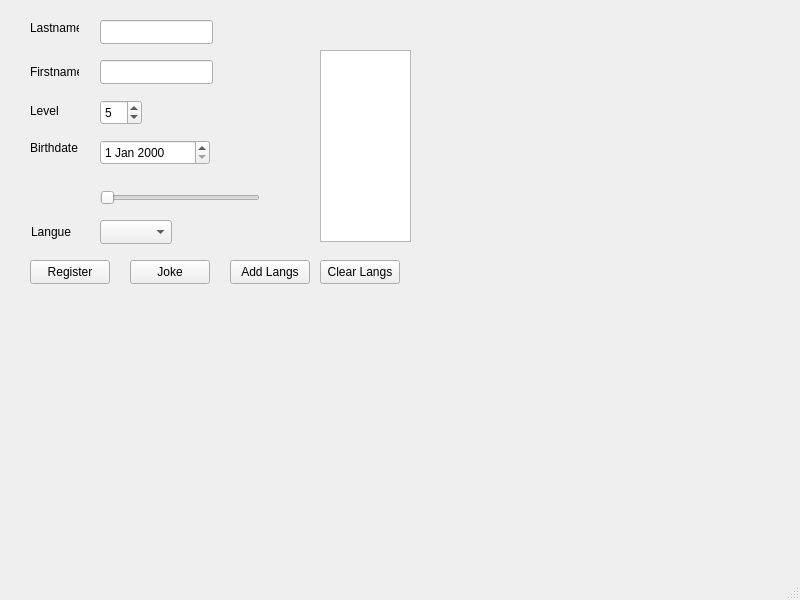
This is mainwindow.ui in matthcol/cppqt202301 as Qt 5 draws it before an edit. The edited form follows.
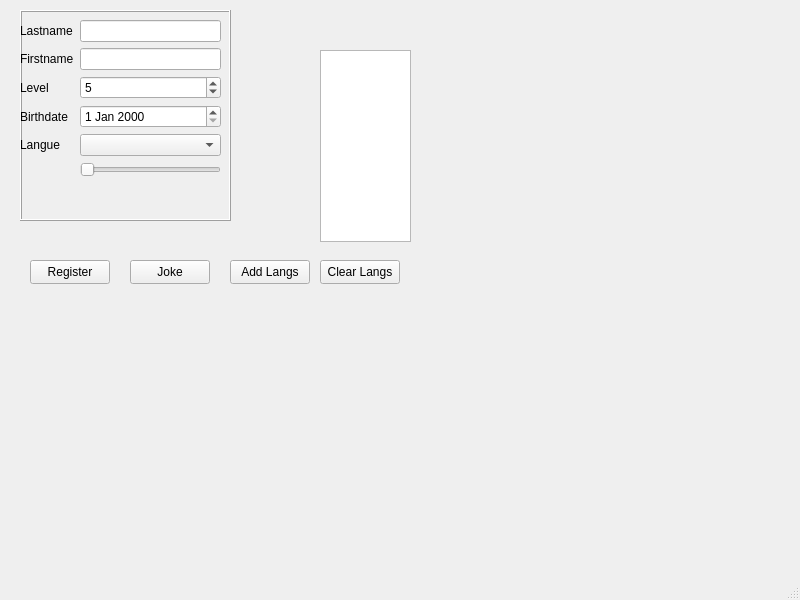
This is the edited form.

Commit message: form with layout

What changed in the file:
```diff
--- a/mainwindow.ui
+++ b/mainwindow.ui
@@ -14,29 +14,6 @@
    <string>MainWindow</string>
   </property>
   <widget class="QWidget" name="centralwidget">
-   <widget class="QLabel" name="lbl_lastname">
-    <property name="geometry">
-     <rect>
-      <x>30</x>
-      <y>20</y>
-      <width>49</width>
-      <height>16</height>
-     </rect>
-    </property>
-    <property name="text">
-     <string>Lastname</string>
-    </property>
-   </widget>
-   <widget class="QLineEdit" name="le_lastname">
-    <property name="geometry">
-     <rect>
-      <x>100</x>
-      <y>20</y>
-      <width>113</width>
-      <height>24</height>
-     </rect>
-    </property>
-   </widget>
    <widget class="QPushButton" name="btn_register">
     <property name="geometry">
      <rect>
@@ -50,117 +27,6 @@
      <string>Register</string>
     </property>
    </widget>
-   <widget class="QLineEdit" name="le_firstname">
-    <property name="geometry">
-     <rect>
-      <x>100</x>
-      <y>60</y>
-      <width>113</width>
-      <height>24</height>
-     </rect>
-    </property>
-   </widget>
-   <widget class="QLabel" name="lbl_firstname">
-    <property name="geometry">
-     <rect>
-      <x>30</x>
-      <y>62</y>
-      <width>49</width>
-      <height>20</height>
-     </rect>
-    </property>
-    <property name="text">
-     <string>Firstname</string>
-    </property>
-   </widget>
-   <widget class="QSpinBox" name="spx_level">
-    <property name="geometry">
-     <rect>
-      <x>100</x>
-      <y>100</y>
-      <width>42</width>
-      <height>25</height>
-     </rect>
-    </property>
-    <property name="maximum">
-     <number>10</number>
-    </property>
-    <property name="value">
-     <number>5</number>
-    </property>
-   </widget>
-   <widget class="QLabel" name="lbl_level">
-    <property name="geometry">
-     <rect>
-      <x>30</x>
-      <y>103</y>
-      <width>49</width>
-      <height>16</height>
-     </rect>
-    </property>
-    <property name="text">
-     <string>Level</string>
-    </property>
-   </widget>
-   <widget class="QDateEdit" name="dt_birthdate">
-    <property name="geometry">
-     <rect>
-      <x>100</x>
-      <y>140</y>
-      <width>110</width>
-      <height>25</height>
-     </rect>
-    </property>
-   </widget>
-   <widget class="QLabel" name="lbl_birthdate">
-    <property name="geometry">
-     <rect>
-      <x>30</x>
-      <y>140</y>
-      <width>49</width>
-      <height>16</height>
-     </rect>
-    </property>
-    <property name="text">
-     <string>Birthdate</string>
-    </property>
-   </widget>
-   <widget class="QSlider" name="horizontalSlider">
-    <property name="geometry">
-     <rect>
-      <x>100</x>
-      <y>190</y>
-      <width>160</width>
-      <height>16</height>
-     </rect>
-    </property>
-    <property name="orientation">
-     <enum>Qt::Horizontal</enum>
-    </property>
-   </widget>
-   <widget class="QComboBox" name="cb_lang">
-    <property name="geometry">
-     <rect>
-      <x>100</x>
-      <y>220</y>
-      <width>72</width>
-      <height>24</height>
-     </rect>
-    </property>
-   </widget>
-   <widget class="QLabel" name="lbl_lang">
-    <property name="geometry">
-     <rect>
-      <x>31</x>
-      <y>224</y>
-      <width>49</width>
-      <height>16</height>
-     </rect>
-    </property>
-    <property name="text">
-     <string>Langue</string>
-    </property>
-   </widget>
    <widget class="QPushButton" name="btn_joke">
     <property name="geometry">
      <rect>
@@ -210,6 +76,98 @@
      </rect>
     </property>
    </widget>
+   <widget class="QFrame" name="frm_formPerson">
+    <property name="geometry">
+     <rect>
+      <x>20</x>
+      <y>10</y>
+      <width>211</width>
+      <height>211</height>
+     </rect>
+    </property>
+    <property name="frameShape">
+     <enum>QFrame::Box</enum>
+    </property>
+    <property name="frameShadow">
+     <enum>QFrame::Raised</enum>
+    </property>
+    <widget class="QWidget" name="formLayoutWidget">
+     <property name="geometry">
+      <rect>
+       <x>0</x>
+       <y>10</y>
+       <width>201</width>
+       <height>191</height>
+      </rect>
+     </property>
+     <layout class="QFormLayout" name="formLayout">
+      <item row="0" column="1">
+       <widget class="QLineEdit" name="le_lastname"/>
+      </item>
+      <item row="0" column="0">
+       <widget class="QLabel" name="lbl_lastname">
+        <property name="text">
+         <string>Lastname</string>
+        </property>
+       </widget>
+      </item>
+      <item row="1" column="0">
+       <widget class="QLabel" name="lbl_firstname">
+        <property name="text">
+         <string>Firstname</string>
+        </property>
+       </widget>
+      </item>
+      <item row="1" column="1">
+       <widget class="QLineEdit" name="le_firstname"/>
+      </item>
+      <item row="2" column="0">
+       <widget class="QLabel" name="lbl_level">
+        <property name="text">
+         <string>Level</string>
+        </property>
+       </widget>
+      </item>
+      <item row="2" column="1">
+       <widget class="QSpinBox" name="spx_level">
+        <property name="maximum">
+         <number>10</number>
+        </property>
+        <property name="value">
+         <number>5</number>
+        </property>
+       </widget>
+      </item>
+      <item row="3" column="0">
+       <widget class="QLabel" name="lbl_birthdate">
+        <property name="text">
+         <string>Birthdate</string>
+        </property>
+       </widget>
+      </item>
+      <item row="3" column="1">
+       <widget class="QDateEdit" name="dt_birthdate"/>
+      </item>
+      <item row="4" column="0">
+       <widget class="QLabel" name="lbl_lang">
+        <property name="text">
+         <string>Langue</string>
+        </property>
+       </widget>
+      </item>
+      <item row="4" column="1">
+       <widget class="QComboBox" name="cb_lang"/>
+      </item>
+      <item row="5" column="1">
+       <widget class="QSlider" name="horizontalSlider">
+        <property name="orientation">
+         <enum>Qt::Horizontal</enum>
+        </property>
+       </widget>
+      </item>
+     </layout>
+    </widget>
+   </widget>
   </widget>
   <widget class="QMenuBar" name="menubar">
    <property name="geometry">
```
